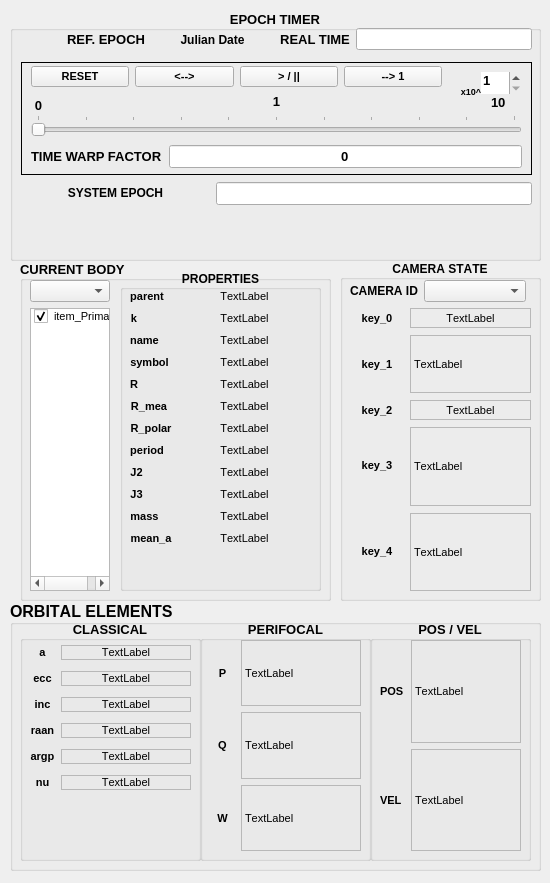
The window that ui/gui_tiled.ui (MadMaxFZ/sns2) describes before a commit, drawn with Qt 5.
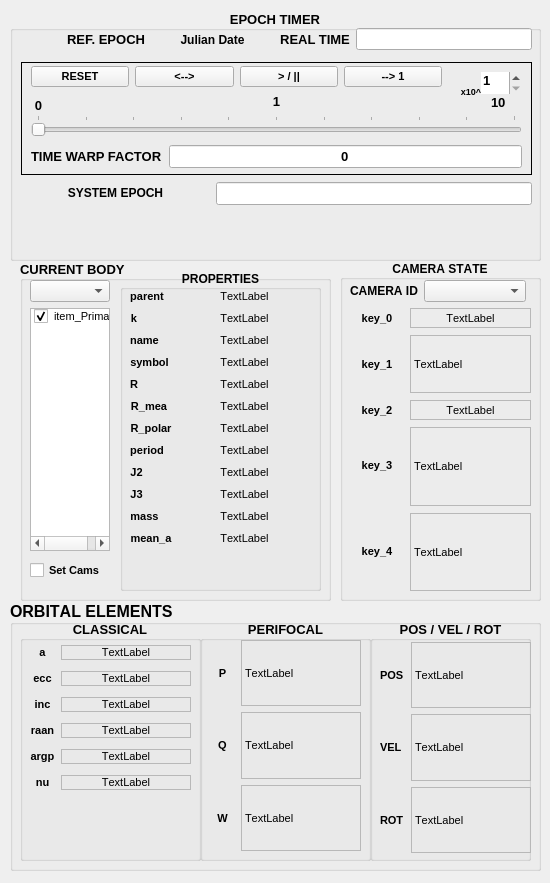
The same window after the commit.

```diff
--- a/ui/gui_tiled.ui
+++ b/ui/gui_tiled.ui
@@ -602,7 +602,7 @@
       <x>10</x>
       <y>20</y>
       <width>82</width>
-      <height>311</height>
+      <height>271</height>
      </rect>
     </property>
     <layout class="QVBoxLayout" name="verticalLayout">
@@ -668,6 +668,24 @@
      </item>
     </layout>
    </widget>
+   <widget class="QCheckBox" name="cam_select">
+    <property name="geometry">
+     <rect>
+      <x>10</x>
+      <y>300</y>
+      <width>81</width>
+      <height>20</height>
+     </rect>
+    </property>
+    <property name="font">
+     <font>
+      <pointsize>8</pointsize>
+     </font>
+    </property>
+    <property name="text">
+     <string>Set Cams</string>
+    </property>
+   </widget>
   </widget>
   <widget class="QGroupBox" name="groupBox">
    <property name="geometry">
@@ -1604,21 +1622,21 @@
      </font>
     </property>
     <property name="title">
-     <string>POS / VEL</string>
+     <string>POS / VEL / ROT</string>
     </property>
     <property name="alignment">
      <set>Qt::AlignCenter</set>
     </property>
-    <widget class="QWidget" name="layoutWidget">
+    <widget class="QWidget" name="">
      <property name="geometry">
       <rect>
        <x>10</x>
-       <y>20</y>
-       <width>141</width>
+       <y>22</y>
+       <width>151</width>
        <height>211</height>
       </rect>
      </property>
-     <layout class="QHBoxLayout" name="horizontalLayout_2" stretch="1,10">
+     <layout class="QHBoxLayout" name="horizontalLayout_2" stretch="1,45">
       <item>
        <layout class="QVBoxLayout" name="verticalLayout_2">
         <item>
@@ -1667,6 +1685,29 @@
           </property>
          </widget>
         </item>
+        <item>
+         <widget class="QLabel" name="ROT">
+          <property name="minimumSize">
+           <size>
+            <width>25</width>
+            <height>0</height>
+           </size>
+          </property>
+          <property name="font">
+           <font>
+            <pointsize>8</pointsize>
+            <weight>75</weight>
+            <bold>true</bold>
+           </font>
+          </property>
+          <property name="text">
+           <string>ROT</string>
+          </property>
+          <property name="alignment">
+           <set>Qt::AlignLeading|Qt::AlignLeft|Qt::AlignVCenter</set>
+          </property>
+         </widget>
+        </item>
        </layout>
       </item>
       <item>
@@ -1714,6 +1755,29 @@
           </property>
          </widget>
         </item>
+        <item>
+         <widget class="QLabel" name="elem_rv_3">
+          <property name="font">
+           <font>
+            <pointsize>8</pointsize>
+            <weight>50</weight>
+            <bold>false</bold>
+           </font>
+          </property>
+          <property name="frameShape">
+           <enum>QFrame::StyledPanel</enum>
+          </property>
+          <property name="text">
+           <string>TextLabel</string>
+          </property>
+          <property name="alignment">
+           <set>Qt::AlignLeading|Qt::AlignLeft|Qt::AlignVCenter</set>
+          </property>
+          <property name="margin">
+           <number>5</number>
+          </property>
+         </widget>
+        </item>
        </layout>
       </item>
      </layout>
```
Left out of the diff: 3 changed lines with no effect on the pictures.
